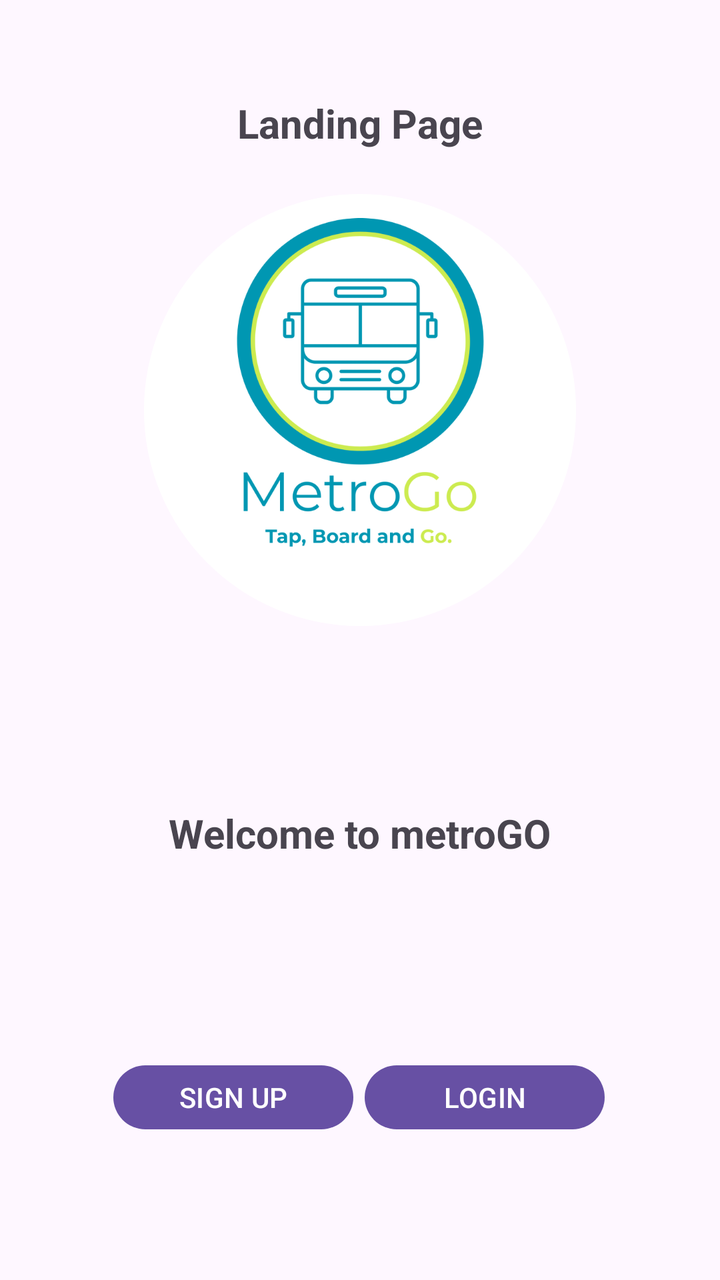
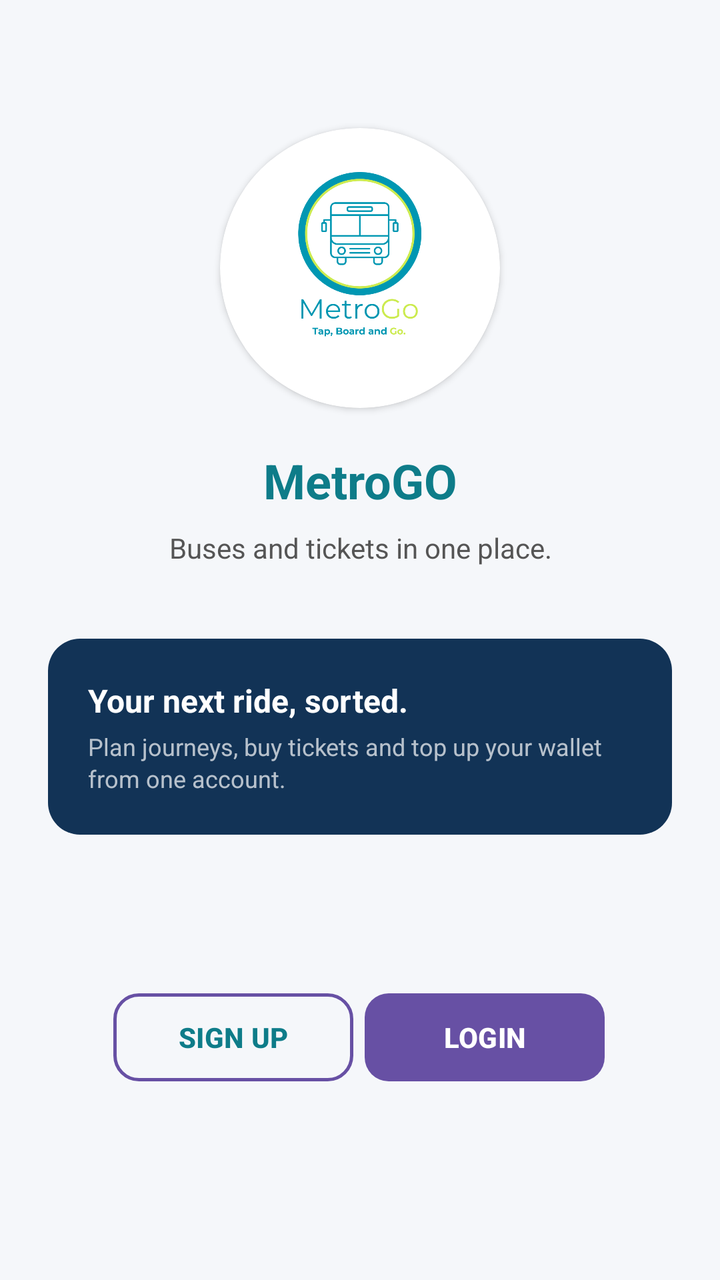

Compare the two renders of this Android layout. The source of the first and the diff that turns it into the second are given below.
<!-- AndroidManifest.xml: application theme Theme.MetroGO -->
<!-- res/layout/activity_main.xml -->
<?xml version="1.0" encoding="utf-8"?>
<androidx.constraintlayout.widget.ConstraintLayout xmlns:android="http://schemas.android.com/apk/res/android"
    xmlns:app="http://schemas.android.com/apk/res-auto"
    xmlns:tools="http://schemas.android.com/tools"
    android:id="@+id/main"
    android:layout_width="match_parent"
    android:layout_height="match_parent"
    tools:context=".MainActivity">

    <androidx.core.widget.NestedScrollView
        android:id="@+id/scrollContent"
        android:layout_width="0dp"
        android:layout_height="0dp"
        android:fillViewport="true"
        app:layout_constraintTop_toTopOf="parent"
        app:layout_constraintBottom_toBottomOf="parent"
        app:layout_constraintStart_toStartOf="parent"
        app:layout_constraintEnd_toEndOf="parent">

        <androidx.constraintlayout.widget.ConstraintLayout
            android:layout_width="match_parent"
            android:layout_height="match_parent">

            <TextView
                android:id="@+id/textView"
                android:layout_width="wrap_content"
                android:layout_height="wrap_content"
                android:layout_marginTop="48dp"
                android:text="Landing Page"
                android:textSize="20sp"
                android:textStyle="bold"
                app:layout_constraintEnd_toEndOf="parent"
                app:layout_constraintStart_toStartOf="parent"
                app:layout_constraintTop_toTopOf="parent" />

            <androidx.cardview.widget.CardView
                android:id="@+id/imageCard"
                android:layout_width="216dp"
                android:layout_height="216dp"
                android:layout_marginTop="22dp"
                app:cardCornerRadius="108dp"
                app:cardElevation="0dp"
                app:cardPreventCornerOverlap="false"
                app:layout_constraintTop_toBottomOf="@+id/textView"
                app:layout_constraintStart_toStartOf="parent"
                app:layout_constraintEnd_toEndOf="parent">

                <ImageView
                    android:id="@+id/imageView"
                    android:layout_width="match_parent"
                    android:layout_height="match_parent"
                    android:scaleType="centerCrop"
                    android:contentDescription="MetroGO Logo"
                    app:srcCompat="@drawable/metro" />

            </androidx.cardview.widget.CardView>

            <TextView
                android:id="@+id/textView2"
                android:layout_width="wrap_content"
                android:layout_height="wrap_content"
                android:layout_marginTop="90dp"
                android:text="Welcome to metroGO"
                android:textSize="20sp"
                android:textStyle="bold"
                app:layout_constraintEnd_toEndOf="parent"
                app:layout_constraintStart_toStartOf="parent"
                app:layout_constraintTop_toBottomOf="@+id/imageCard" />

            <Button
                android:id="@+id/SignUpbutton"
                android:layout_width="120dp"
                android:layout_height="40dp"
                android:layout_marginStart="51dp"
                android:layout_marginTop="75dp"
                android:layout_marginBottom="48dp"
                android:text="SIGN UP"
                app:layout_constraintBottom_toBottomOf="parent"
                app:layout_constraintEnd_toStartOf="@+id/LoginButton"
                app:layout_constraintStart_toStartOf="parent"
                app:layout_constraintTop_toBottomOf="@+id/textView2" />

            <Button
                android:id="@+id/LoginButton"
                android:layout_width="120dp"
                android:layout_height="40dp"
                android:layout_marginEnd="52dp"
                android:text="LOGIN"
                app:layout_constraintEnd_toEndOf="parent"
                app:layout_constraintStart_toEndOf="@+id/SignUpbutton"
                app:layout_constraintTop_toTopOf="@+id/SignUpbutton" />

        </androidx.constraintlayout.widget.ConstraintLayout>
    </androidx.core.widget.NestedScrollView>

</androidx.constraintlayout.widget.ConstraintLayout>
<!-- resources referenced by this layout -->
<resources>
  <!-- drawable metro: png bitmap (drawable, 57958 bytes) -->
  <style name="Theme.MetroGO" parent="Base.Theme.MetroGO" />
  <style name="Base.Theme.MetroGO" parent="Theme.Material3.DayNight.NoActionBar">
          
          
      </style>
</resources>

<!-- the commit's change to res/layout/activity_main.xml (unified diff, before → after) -->
@@ -5,6 +5,7 @@
     android:id="@+id/main"
     android:layout_width="match_parent"
     android:layout_height="match_parent"
+    android:background="@color/app_background"
     tools:context=".MainActivity">
 
     <androidx.core.widget.NestedScrollView
@@ -21,27 +22,16 @@
             android:layout_width="match_parent"
             android:layout_height="match_parent">
 
-            <TextView
-                android:id="@+id/textView"
-                android:layout_width="wrap_content"
-                android:layout_height="wrap_content"
-                android:layout_marginTop="48dp"
-                android:text="Landing Page"
-                android:textSize="20sp"
-                android:textStyle="bold"
-                app:layout_constraintEnd_toEndOf="parent"
-                app:layout_constraintStart_toStartOf="parent"
-                app:layout_constraintTop_toTopOf="parent" />
-
             <androidx.cardview.widget.CardView
                 android:id="@+id/imageCard"
-                android:layout_width="216dp"
-                android:layout_height="216dp"
-                android:layout_marginTop="22dp"
-                app:cardCornerRadius="108dp"
-                app:cardElevation="0dp"
+                android:layout_width="140dp"
+                android:layout_height="140dp"
+                android:layout_marginTop="64dp"
+                app:cardBackgroundColor="@color/white"
+                app:cardCornerRadius="70dp"
+                app:cardElevation="2dp"
                 app:cardPreventCornerOverlap="false"
-                app:layout_constraintTop_toBottomOf="@+id/textView"
+                app:layout_constraintTop_toTopOf="parent"
                 app:layout_constraintStart_toStartOf="parent"
                 app:layout_constraintEnd_toEndOf="parent">
 
@@ -49,6 +39,7 @@
                     android:id="@+id/imageView"
                     android:layout_width="match_parent"
                     android:layout_height="match_parent"
+                    android:padding="16dp"
                     android:scaleType="centerCrop"
                     android:contentDescription="MetroGO Logo"
                     app:srcCompat="@drawable/metro" />
@@ -56,36 +47,104 @@
             </androidx.cardview.widget.CardView>
 
             <TextView
-                android:id="@+id/textView2"
+                android:id="@+id/textView"
                 android:layout_width="wrap_content"
                 android:layout_height="wrap_content"
-                android:layout_marginTop="90dp"
-                android:text="Welcome to metroGO"
-                android:textSize="20sp"
+                android:layout_marginTop="20dp"
+                android:text="MetroGO"
+                android:textColor="@color/teal_dark"
+                android:textSize="24sp"
                 android:textStyle="bold"
                 app:layout_constraintEnd_toEndOf="parent"
                 app:layout_constraintStart_toStartOf="parent"
                 app:layout_constraintTop_toBottomOf="@+id/imageCard" />
 
+            <TextView
+                android:id="@+id/textView2"
+                android:layout_width="0dp"
+                android:layout_height="wrap_content"
+                android:layout_marginStart="48dp"
+                android:layout_marginTop="8dp"
+                android:layout_marginEnd="48dp"
+                android:gravity="center"
+                android:text="Buses and tickets in one place."
+                android:textColor="@color/text_gray"
+                android:textSize="14sp"
+                android:lineSpacingExtra="3dp"
+                app:layout_constraintEnd_toEndOf="parent"
+                app:layout_constraintStart_toStartOf="parent"
+                app:layout_constraintTop_toBottomOf="@+id/textView" />
+
+            <androidx.constraintlayout.widget.ConstraintLayout
+                android:id="@+id/welcomeCard"
+                android:layout_width="0dp"
+                android:layout_height="wrap_content"
+                android:layout_marginStart="24dp"
+                android:layout_marginTop="36dp"
+                android:layout_marginEnd="24dp"
+                android:background="@drawable/bg_card_dark"
+                android:padding="20dp"
+                app:layout_constraintTop_toBottomOf="@id/textView2"
+                app:layout_constraintStart_toStartOf="parent"
+                app:layout_constraintEnd_toEndOf="parent">
+
+                <TextView
+                    android:id="@+id/tvWelcomeHeadline"
+                    android:layout_width="0dp"
+                    android:layout_height="wrap_content"
+                    android:text="Your next ride, sorted."
+                    android:textColor="@color/white"
+                    android:textSize="16sp"
+                    android:textStyle="bold"
+                    app:layout_constraintStart_toStartOf="parent"
+                    app:layout_constraintEnd_toEndOf="parent"
+                    app:layout_constraintTop_toTopOf="parent" />
+
+                <TextView
+                    android:id="@+id/tvWelcomeSub"
+                    android:layout_width="0dp"
+                    android:layout_height="wrap_content"
+                    android:layout_marginTop="4dp"
+                    android:alpha="0.7"
+                    android:text="Plan journeys, buy tickets and top up your wallet from one account."
+                    android:textColor="@color/white"
+                    android:textSize="12sp"
+                    android:lineSpacingExtra="2dp"
+                    app:layout_constraintStart_toStartOf="parent"
+                    app:layout_constraintEnd_toEndOf="parent"
+                    app:layout_constraintTop_toBottomOf="@id/tvWelcomeHeadline" />
+
+            </androidx.constraintlayout.widget.ConstraintLayout>
+
             <Button
                 android:id="@+id/SignUpbutton"
                 android:layout_width="120dp"
-                android:layout_height="40dp"
+                android:layout_height="44dp"
                 android:layout_marginStart="51dp"
-                android:layout_marginTop="75dp"
+                android:layout_marginTop="28dp"
                 android:layout_marginBottom="48dp"
+                android:background="@drawable/bg_button_outline_teal"
                 android:text="SIGN UP"
+                android:textAllCaps="false"
+                android:textColor="@color/teal_dark"
+                android:textSize="14sp"
+                android:textStyle="bold"
                 app:layout_constraintBottom_toBottomOf="parent"
                 app:layout_constraintEnd_toStartOf="@+id/LoginButton"
                 app:layout_constraintStart_toStartOf="parent"
-                app:layout_constraintTop_toBottomOf="@+id/textView2" />
+                app:layout_constraintTop_toBottomOf="@+id/welcomeCard" />
 
             <Button
                 android:id="@+id/LoginButton"
                 android:layout_width="120dp"
-                android:layout_height="40dp"
+                android:layout_height="44dp"
                 android:layout_marginEnd="52dp"
+                android:background="@drawable/bg_button_teal"
                 android:text="LOGIN"
+                android:textAllCaps="false"
+                android:textColor="@color/white"
+                android:textSize="14sp"
+                android:textStyle="bold"
                 app:layout_constraintEnd_toEndOf="parent"
                 app:layout_constraintStart_toEndOf="@+id/SignUpbutton"
                 app:layout_constraintTop_toTopOf="@+id/SignUpbutton" />
<!-- resource entries referenced after the edit -->
@@ -1,7 +1,31 @@
 <!-- resources referenced by this layout -->
 <resources>
+  <color name="app_background">#F5F7FA</color>
+  <color name="teal_dark">#0E7C89</color>
+  <color name="text_gray">#555555</color>
+  <color name="white">#FFFFFFFF</color>
+  <!-- drawable bg_button_outline_teal (drawable) -->
+  <?xml version="1.0" encoding="utf-8"?>
+  <shape xmlns:android="http://schemas.android.com/apk/res/android" android:shape="rectangle">
+      <solid android:color="@android:color/transparent" />
+      <stroke android:width="1.5dp" android:color="@color/teal_primary" />
+      <corners android:radius="12dp" />
+  </shape>
+  <!-- drawable bg_button_teal (drawable) -->
+  <?xml version="1.0" encoding="utf-8"?>
+  <shape xmlns:android="http://schemas.android.com/apk/res/android">
+      <solid android:color="@color/teal_primary" />
+      <corners android:radius="12dp" />
+  </shape>
+  <!-- drawable bg_card_dark (drawable) -->
+  <?xml version="1.0" encoding="utf-8"?>
+  <shape xmlns:android="http://schemas.android.com/apk/res/android">
+      <solid android:color="#123356"/>
+      <corners android:radius="16dp"/>
+  </shape>
   <!-- drawable metro: png bitmap (drawable, 57958 bytes) -->
   <style name="Theme.MetroGO" parent="Base.Theme.MetroGO" />
+  <color name="teal_primary">#17A9BA</color>
   <style name="Base.Theme.MetroGO" parent="Theme.Material3.DayNight.NoActionBar">
           
           
